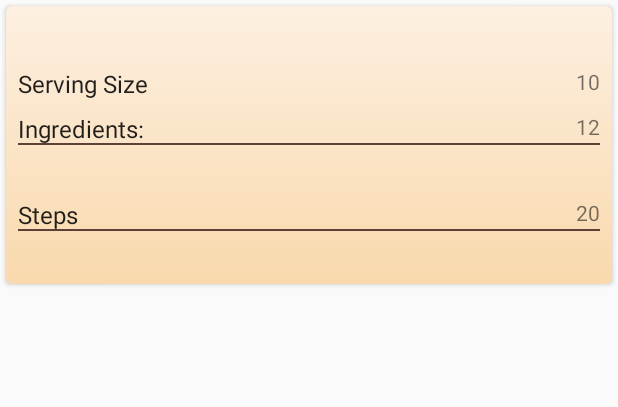
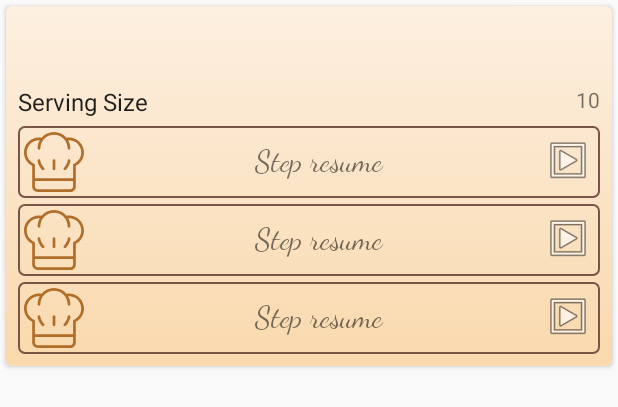
Before and after one commit to SerggioC/BakingApp, an Android app: the layout fragment_recipe_detail.xml on its own in the app's theme, with its tools: preview values and no code run, on a phone screen of 412 x 824 dp. Shown: the top 407 px of the screen. Run offline under Robolectric (Android 15) with nearby library versions, the phone set to English and light mode, and no system bars.

Commit message:
recipe steps recyclerview

```diff
--- a/app/build.gradle
+++ b/app/build.gradle
@@ -71,6 +71,10 @@ dependencies {
     implementation 'com.squareup.retrofit2:retrofit:2.4.0'
     implementation 'com.squareup.retrofit2:converter-gson:2.4.0'
 
+    // Glide
+    implementation 'com.github.bumptech.glide:glide:4.6.1'
+    annotationProcessor 'com.github.bumptech.glide:compiler:4.6.1'
+
     // Testing
     testImplementation 'junit:junit:4.12'
     androidTestImplementation "com.android.support.test:runner:1.0.1"
--- a/app/src/main/java/com/sergiocruz/bakingapp/fragments/MainFragment.java
+++ b/app/src/main/java/com/sergiocruz/bakingapp/fragments/MainFragment.java
@@ -92,6 +92,7 @@ public class MainFragment extends Fragment implements RecipeAdapter.RecipeClickL
         } else {
             recyclerView.setLayoutManager(new LinearLayoutManager(mContext, LinearLayoutManager.VERTICAL, false));
         }
+        recyclerView.setHasFixedSize(true);
         recyclerView.setAdapter(adapter);
     }
 
--- a/app/src/main/java/com/sergiocruz/bakingapp/model/CompleteRecipe.java
+++ b/app/src/main/java/com/sergiocruz/bakingapp/model/CompleteRecipe.java
@@ -21,9 +21,7 @@ public class CompleteRecipe {
     public List<RecipeStep> recipeStepList;
 
 
-    public Recipe getRecipe() {
-        return recipe;
-    }
+    public Recipe getRecipe() { return recipe; }
 
     public List<Ingredient> getIngredientList() {
         return ingredientList;
--- a/app/src/main/java/com/sergiocruz/bakingapp/model/RecipesDataRepository.java
+++ b/app/src/main/java/com/sergiocruz/bakingapp/model/RecipesDataRepository.java
@@ -57,6 +57,7 @@ public class RecipesDataRepository {
     private void getDataFromDB(MutableLiveData<List<Recipe>> data) {
         int number = recipeDatabase.recipesDao().getNumberOfRecipes();
         Timber.i("number of elements in database = " + number);
+
         List<CompleteRecipe> completeRecipeList = recipeDatabase.recipesDao().getAllCompleteRecipes();
 
         List<Recipe> recipeList = new ArrayList<>(completeRecipeList.size());
--- /dev/null
+++ b/app/src/main/res/drawable/ic_chef.xml
@@ -0,0 +1,18 @@
+<vector xmlns:android="http://schemas.android.com/apk/res/android"
+        android:width="24dp"
+        android:height="24dp"
+        android:viewportHeight="469.333"
+        android:viewportWidth="469.333">
+    <path
+        android:fillColor="#B16E29"
+        android:pathData="M128,224c0,-5.896 -4.771,-10.667 -10.667,-10.667c-5.896,0 -10.667,4.771 -10.667,10.667c0,28.01 30.896,66.469 34.417,70.771c2.115,2.563 5.177,3.896 8.26,3.896c2.375,0 4.771,-0.792 6.76,-2.417c4.552,-3.74 5.208,-10.458 1.479,-15.021C146.146,267.292 128,239.437 128,224z"/>
+    <path
+        android:fillColor="#B16E29"
+        android:pathData="M352,213.333c-5.896,0 -10.667,4.771 -10.667,10.667c0,15.385 -18.146,43.271 -29.583,57.24c-3.729,4.552 -3.063,11.271 1.49,15.01c1.979,1.625 4.375,2.417 6.76,2.417c3.083,0 6.135,-1.333 8.25,-3.896c3.521,-4.302 34.417,-42.76 34.417,-70.771C362.667,218.104 357.896,213.333 352,213.333z"/>
+    <path
+        android:fillColor="#B16E29"
+        android:pathData="M234.667,213.333c-5.896,0 -10.667,4.771 -10.667,10.667v64c0,5.896 4.771,10.667 10.667,10.667s10.667,-4.771 10.667,-10.667v-64C245.333,218.104 240.562,213.333 234.667,213.333z"/>
+    <path
+        android:fillColor="#B16E29"
+        android:pathData="M352,42.667c-6.464,0 -13.219,0.855 -20.234,2.158C308.273,17.439 273.496,0 234.667,0s-73.607,17.439 -97.099,44.824c-7.016,-1.302 -13.771,-2.158 -20.234,-2.158C52.635,42.667 0,95.302 0,160c0,44.333 25,84.635 64.25,104.562L64.042,425.76c-0.01,11.635 4.51,22.573 12.729,30.802c8.229,8.24 19.156,12.771 30.792,12.771h254.25c24,0 43.521,-19.521 43.521,-43.521V264.406c39.104,-19.979 64,-60.219 64,-104.406C469.333,95.302 416.698,42.667 352,42.667zM384,425.813c0,12.229 -9.958,22.188 -22.188,22.188h-254.25c-5.927,0 -11.5,-2.313 -15.698,-6.51c-4.188,-4.198 -6.5,-9.771 -6.49,-15.708L85.43,384H384V425.813zM390.604,247.802c-0.563,0.229 -1.094,0.5 -1.594,0.823c-1.344,0.833 -2.448,1.938 -3.271,3.208c-0.833,1.26 -1.396,2.719 -1.625,4.281c-0.094,0.594 -0.125,1.188 -0.115,1.792v104.76H85.457l0.137,-104.615c0.01,-0.583 -0.021,-1.177 -0.104,-1.75c-0.229,-1.615 -0.823,-3.115 -1.688,-4.417c-0.813,-1.219 -1.875,-2.281 -3.167,-3.094c-0.531,-0.333 -1.094,-0.625 -1.677,-0.865C43.948,232.615 21.333,198.135 21.333,160c0,-52.938 43.063,-96 96,-96c2.069,0 4.253,0.25 6.396,0.419c-10.792,18.756 -17.063,40.43 -17.063,63.581c0,5.896 4.771,10.667 10.667,10.667c5.896,0 10.667,-4.771 10.667,-10.667c0,-58.813 47.854,-106.667 106.667,-106.667S341.333,69.187 341.333,128c0,5.896 4.771,10.667 10.667,10.667c5.896,0 10.667,-4.771 10.667,-10.667c0,-23.151 -6.271,-44.824 -17.063,-63.581C347.747,64.25 349.931,64 352,64c52.938,0 96,43.063 96,96C448,198 425.479,232.437 390.604,247.802z"/>
+</vector>
--- /dev/null
+++ b/app/src/main/res/drawable/step_background.xml
@@ -0,0 +1,12 @@
+<?xml version="1.0" encoding="utf-8"?>
+<layer-list xmlns:android="http://schemas.android.com/apk/res/android">
+    <item>
+        <shape android:shape="rectangle" android:innerRadius="@dimen/corner_radius">
+            <stroke
+                android:width="1dp"
+                android:color="@color/brown500"/>
+            <corners android:radius="@dimen/corner_radius"/>
+            <solid android:color="@color/transparent"/>
+        </shape>
+    </item>
+</layer-list>
--- a/app/src/main/res/layout/fragment_recipe_detail.xml
+++ b/app/src/main/res/layout/fragment_recipe_detail.xml
@@ -1,5 +1,5 @@
 <?xml version="1.0" encoding="utf-8"?>
-<ScrollView
+<android.support.v4.widget.NestedScrollView
     xmlns:android="http://schemas.android.com/apk/res/android"
     xmlns:app="http://schemas.android.com/apk/res-auto"
     xmlns:tools="http://schemas.android.com/tools"
@@ -13,6 +13,7 @@
         android:layout_marginLeft="4dp"
         android:layout_marginRight="4dp"
         android:layout_marginTop="4dp"
+        android:paddingBottom="8dp"
         app:cardCornerRadius="@dimen/corner_radius">
 
         <android.support.constraint.ConstraintLayout
@@ -30,33 +31,12 @@
                 android:fontFamily="@font/dancing_script_regular"
                 android:textAppearance="?attr/textAppearanceListItem"
                 android:textColor="@color/brown700"
-                android:textSize="20sp"
+                android:textSize="30sp"
                 android:textStyle="bold"
                 app:layout_constraintEnd_toEndOf="parent"
                 app:layout_constraintStart_toStartOf="parent"
                 app:layout_constraintTop_toTopOf="parent"
                 tools:text="@tools:sample/full_names"/>
-
-            <TextView
-                android:id="@+id/ingredient"
-                android:layout_width="match_parent"
-                android:layout_height="wrap_content"
-                android:layout_marginTop="8dp"
-                android:background="@drawable/textview_underline"
-                android:textAppearance="?attr/textAppearanceListItem"
-                app:layout_constraintEnd_toEndOf="@+id/ingredients_num"
-                app:layout_constraintStart_toStartOf="parent"
-                app:layout_constraintTop_toBottomOf="@+id/servings"
-                tools:text="Ingredients:"/>
-
-            <TextView
-                android:id="@+id/ingredient_list"
-                android:layout_width="0dp"
-                android:layout_height="match_parent"
-                android:layout_marginTop="8dp"
-                app:layout_constraintEnd_toEndOf="parent"
-                app:layout_constraintStart_toStartOf="parent"
-                app:layout_constraintTop_toBottomOf="@+id/ingredient"/>
 
             <TextView
                 android:id="@+id/servings"
@@ -66,41 +46,7 @@
                 android:textAppearance="?attr/textAppearanceListItem"
                 app:layout_constraintStart_toStartOf="parent"
                 app:layout_constraintTop_toBottomOf="@+id/recipe_name"
-                tools:text="Serving Size"/>
-
-
-            <TextView
-                android:id="@+id/steps"
-                android:layout_width="0dp"
-                android:layout_height="wrap_content"
-                android:layout_marginTop="8dp"
-                android:background="@drawable/textview_underline"
-                android:textAppearance="?attr/textAppearanceListItem"
-                app:layout_constraintEnd_toEndOf="parent"
-                app:layout_constraintStart_toStartOf="parent"
-                app:layout_constraintTop_toBottomOf="@+id/ingredient_list"
-                tools:text="Steps"/>
-
-
-            <TextView
-                android:id="@+id/steps_list_simple"
-                android:layout_width="0dp"
-                android:layout_height="match_parent"
-                android:layout_marginTop="8dp"
-                app:layout_constraintEnd_toEndOf="parent"
-                app:layout_constraintStart_toStartOf="parent"
-                app:layout_constraintTop_toBottomOf="@+id/steps"/>
-
-
-            <TextView
-                android:id="@+id/ingredients_num"
-                android:layout_width="wrap_content"
-                android:layout_height="wrap_content"
-                android:gravity="end"
-                android:textAlignment="viewEnd"
-                app:layout_constraintEnd_toEndOf="parent"
-                app:layout_constraintTop_toTopOf="@+id/ingredient"
-                tools:text="12"/>
+                android:text="Serving Size"/>
 
             <TextView
                 android:id="@+id/servings_num"
@@ -112,20 +58,21 @@
                 app:layout_constraintTop_toTopOf="@+id/servings"
                 tools:text="10"/>
 
-            <TextView
-                android:id="@+id/steps_num"
-                android:layout_width="wrap_content"
-                android:layout_height="wrap_content"
-                android:gravity="end"
-                android:textAlignment="viewEnd"
+            <android.support.v7.widget.RecyclerView
+                android:id="@+id/recipe_steps_recyclerview"
+                android:layout_width="0dp"
+                android:layout_height="match_parent"
+                android:layout_marginTop="4dp"
+                android:nestedScrollingEnabled="false"
                 app:layout_constraintEnd_toEndOf="parent"
-                app:layout_constraintTop_toTopOf="@+id/steps"
-                tools:text="20"/>
-
+                app:layout_constraintStart_toStartOf="parent"
+                app:layout_constraintTop_toBottomOf="@+id/servings_num"
+                tools:listheader="@layout/recipe_steps_headview_item"
+                tools:listitem="@layout/recipe_step_list_item"/>
 
         </android.support.constraint.ConstraintLayout>
 
 
     </android.support.v7.widget.CardView>
 
-</ScrollView>
+</android.support.v4.widget.NestedScrollView>
--- a/app/src/main/res/layout/recipe_detail.xml
+++ b/app/src/main/res/layout/recipe_detail.xml
@@ -26,7 +26,8 @@
         <FrameLayout
             android:id="@+id/recipe_detail_fragment_container"
             android:layout_width="match_parent"
-            android:layout_height="match_parent"/>
+            android:layout_height="match_parent"
+            android:layout_marginBottom="4dp"/>
 
     </FrameLayout>
 
--- /dev/null
+++ b/app/src/main/res/layout/recipe_step_list_item.xml
@@ -0,0 +1,31 @@
+<?xml version="1.0" encoding="utf-8"?>
+<LinearLayout
+    xmlns:android="http://schemas.android.com/apk/res/android"
+    xmlns:tools="http://schemas.android.com/tools"
+    android:layout_width="match_parent"
+    android:layout_height="wrap_content"
+    android:layout_marginTop="4dp"
+    android:background="@drawable/step_background"
+    android:gravity="center_vertical"
+    android:orientation="horizontal">
+
+    <ImageView
+        android:id="@+id/step_image"
+        android:layout_width="40dp"
+        android:layout_height="40dp"
+        android:layout_margin="4dp"
+        android:contentDescription="@string/step_image_desc"
+        tools:srcCompat="@drawable/ic_chef"/>
+
+    <TextView
+        android:id="@+id/step_resume"
+        android:layout_width="match_parent"
+        android:layout_height="40dp"
+        android:layout_marginRight="4dp"
+        android:drawableRight="@android:drawable/ic_menu_slideshow"
+        android:fontFamily="@font/dancing_script_regular"
+        android:gravity="center"
+        android:textSize="20sp"
+        tools:text="Step resume"/>
+
+</LinearLayout>
--- a/app/src/main/res/values/colors.xml
+++ b/app/src/main/res/values/colors.xml
@@ -3,6 +3,8 @@
     <color name="colorPrimary">#f9d9ad</color>
     <color name="colorPrimaryDark">#edb96e</color>
     <color name="colorAccent">#f61704</color>
+    <color name="brown500">#795548</color>
     <color name="brown700">#5d4037</color>
+    <color name="green400">#66bb6a</color>
     <color name="transparent">#00000000</color>
 </resources>
--- a/app/src/main/res/values/strings.xml
+++ b/app/src/main/res/values/strings.xml
@@ -2,4 +2,5 @@
     <string name="app_name">Let\'s Bake!</string>
     <string name="title_recipe_detail">Recipe Detail</string>
     <string name="background_description">Baking Image Background</string>
+    <string name="step_image_desc">Recipe step sample image</string>
 </resources>
```
Also changed, not shown: app/src/main/java/com/sergiocruz/bakingapp/adapters/RecipeStepAdapter.java (added, +161 -0 lines), app/src/main/java/com/sergiocruz/bakingapp/database/RecipesDao.java (+7 -7 lines), app/src/main/java/com/sergiocruz/bakingapp/fragments/RecipeDetailFragment.java (+37 -39 lines), app/src/main/res/drawable-v24/ic_launcher_foreground.xml (+32 -30 lines), app/src/main/res/drawable-v24/step_background_done.xml (added, +12 -0 lines), app/src/main/res/layout/recipe_steps_headview_item.xml (added, +62 -0 lines), 1 other file.
